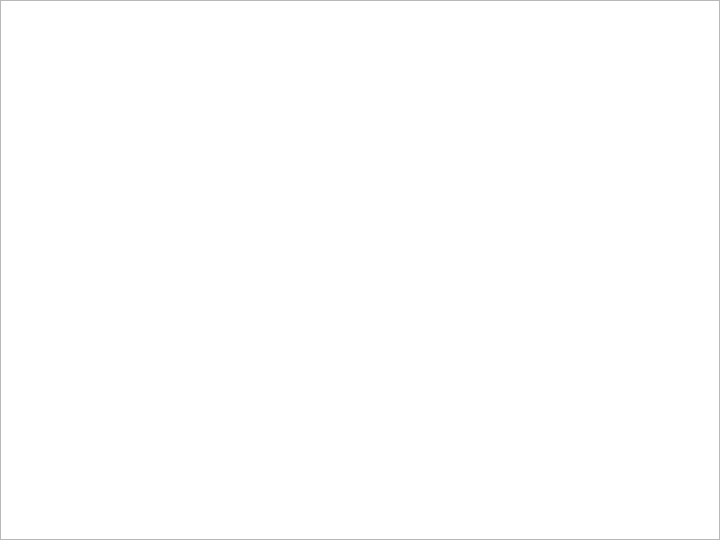
horsicq/XDisasm, file xdisasmwidget.ui: the form before one commit.
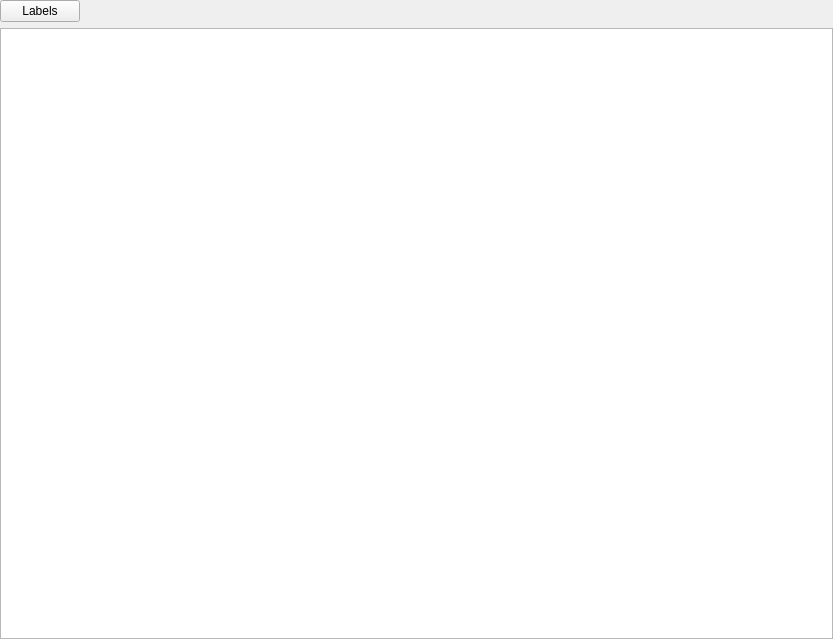
The form after the commit.

Patch:
```diff
--- a/xdisasmwidget.ui
+++ b/xdisasmwidget.ui
@@ -6,17 +6,14 @@
    <rect>
     <x>0</x>
     <y>0</y>
-    <width>720</width>
-    <height>540</height>
+    <width>833</width>
+    <height>639</height>
    </rect>
   </property>
   <property name="windowTitle">
    <string>Form</string>
   </property>
   <layout class="QVBoxLayout" name="verticalLayout">
-   <property name="spacing">
-    <number>0</number>
-   </property>
    <property name="leftMargin">
     <number>0</number>
    </property>
@@ -29,6 +26,30 @@
    <property name="bottomMargin">
     <number>0</number>
    </property>
+   <item>
+    <layout class="QHBoxLayout" name="horizontalLayout">
+     <item>
+      <widget class="QPushButton" name="pushButtonLabels">
+       <property name="text">
+        <string>Labels</string>
+       </property>
+      </widget>
+     </item>
+     <item>
+      <spacer name="horizontalSpacer">
+       <property name="orientation">
+        <enum>Qt::Horizontal</enum>
+       </property>
+       <property name="sizeHint" stdset="0">
+        <size>
+         <width>40</width>
+         <height>20</height>
+        </size>
+       </property>
+      </spacer>
+     </item>
+    </layout>
+   </item>
    <item>
     <widget class="QTableView" name="tableViewDisasm">
      <property name="editTriggers">
```
Left out of the diff: 4 changed lines with no effect on the pictures.
